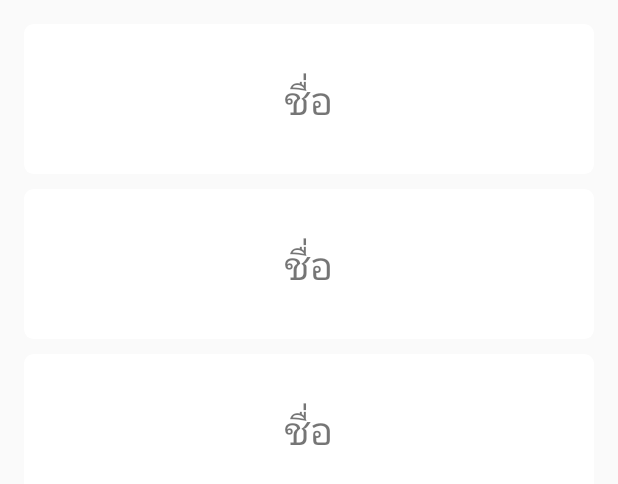
After one commit to MelonDev/Thai-NativeChickenExpertSystem, an Android app: the layout fragment_tab_second_two.xml on its own in the app's theme, with its tools: preview values and no code run, on a phone screen of 412 x 824 dp. The commit adds this screen. Shown: the top 484 px of the screen. Run offline under Robolectric (Android 15) with nearby library versions, the phone set to English and light mode, and no system bars; Roboto replaces fonts that are not available here.

Commit message:
17 APR 2018

```diff
--- a/app/src/main/java/th/ac/up/agr/thai_nativechickenexpertsystem/Firebase/FirebaseOnFunction.kt
+++ b/app/src/main/java/th/ac/up/agr/thai_nativechickenexpertsystem/Firebase/FirebaseOnFunction.kt
@@ -44,8 +44,8 @@ class FirebaseOnFunction(val context: Context) {
 
     }
 
-    fun toRecyclerView(ds: DatabaseReference,recyclerView: RecyclerView,progress : RelativeLayout){
-        progress.visibility = View.VISIBLE
+    fun toRecyclerView(ds: DatabaseReference,recyclerView: RecyclerView){
+        //progress.visibility = View.VISIBLE
 
         data.clear()
         ds.addValueEventListener(object  :ValueEventListener{
@@ -57,7 +57,7 @@ class FirebaseOnFunction(val context: Context) {
                 data.clear()
                 onSyncKey(p0)
                 if (data.size > 0){
-                    progress.visibility = View.GONE
+                    //progress.visibility = View.GONE
                 }
                 recyclerView.adapter = FeaturesListVerticalAdapter(context,data)            }
         })
--- /dev/null
+++ b/app/src/main/res/layout/fragment_tab_second_two.xml
@@ -0,0 +1,30 @@
+<?xml version="1.0" encoding="utf-8"?>
+<FrameLayout xmlns:android="http://schemas.android.com/apk/res/android"
+    xmlns:tools="http://schemas.android.com/tools"
+    android:layout_width="match_parent"
+    android:layout_height="match_parent"
+    xmlns:app="http://schemas.android.com/apk/res-auto"
+    tools:context=".Fragment.TabSecondTwo">
+
+    <android.support.v7.widget.RecyclerView
+        android:paddingTop="16dp"
+        android:paddingBottom="0dp"
+        android:clipToPadding="false"
+        android:id="@+id/feature_two_recycler_view"
+        android:visibility="visible"
+        android:layout_width="match_parent"
+        android:layout_height="match_parent"
+        android:layout_marginLeft="0dp"
+        android:layout_marginRight="0dp"
+        android:layout_marginTop="0dp"
+        android:drawSelectorOnTop="false"
+        android:scrollbars="vertical"
+        app:layoutManager="LinearLayoutManager"
+        app:spanCount="1"
+        android:listSelector="@android:color/transparent"
+        app:layout_behavior="@string/appbar_scrolling_view_behavior"
+        tools:listitem="@layout/new_list_recyclerview"
+
+        />
+
+</FrameLayout>
```
Also changed, not shown: app/src/main/java/th/ac/up/agr/thai_nativechickenexpertsystem/Fragment/TabSecondFragment.kt (+45 -4 lines), app/src/main/java/th/ac/up/agr/thai_nativechickenexpertsystem/Fragment/TabSecondOne.kt (added, +66 -0 lines), app/src/main/java/th/ac/up/agr/thai_nativechickenexpertsystem/Fragment/TabSecondTwo.kt (added, +68 -0 lines), app/src/main/res/layout/fragment_tab_second.xml (+25 -19 lines), app/src/main/res/layout/fragment_tab_second_one.xml (added, +30 -0 lines).
